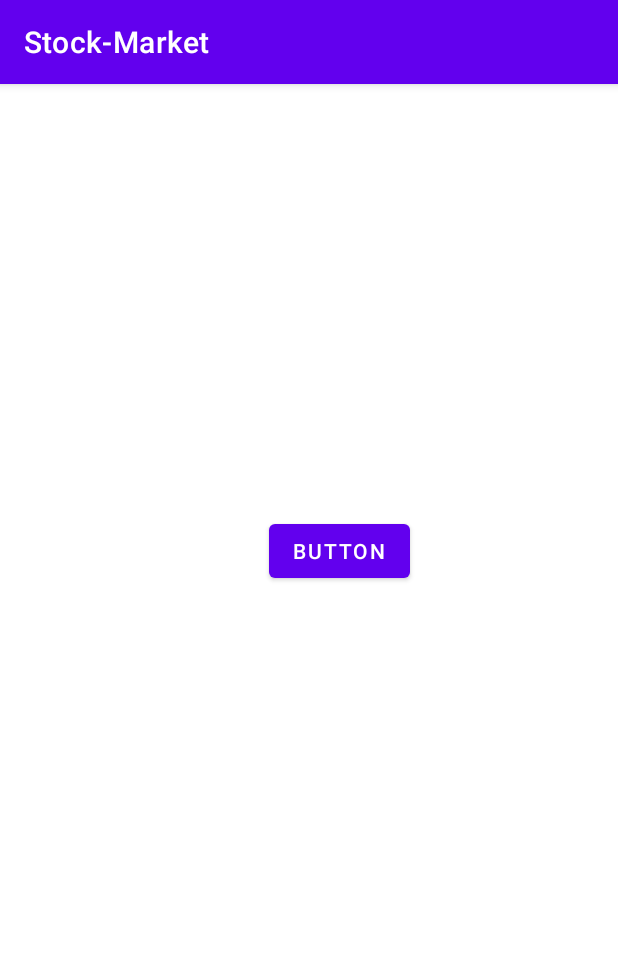
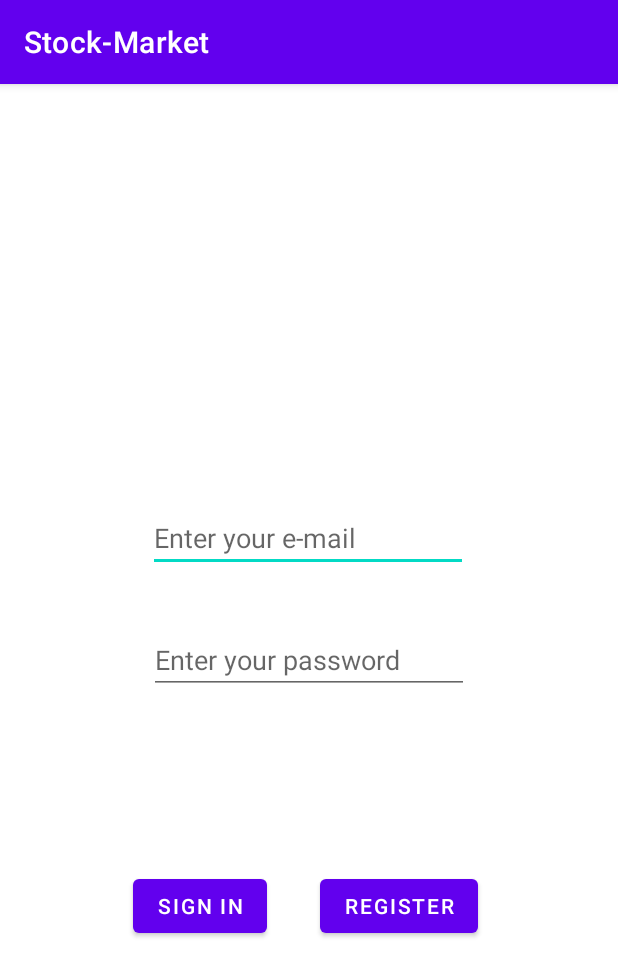
Before and after one commit to ozancanguz/Stock-Market, an Android app: the screen it shows after launch (MainActivity before the commit, LoginActivity after it), on a phone screen of 412 x 824 dp. Shown: the top 976 px of the screen. Run offline under Robolectric (Android 15) with nearby library versions, the phone set to English and light mode, and no system bars.

Commit message:
-bottom navigation created -login activity designed

```diff
--- a/app/src/main/AndroidManifest.xml
+++ b/app/src/main/AndroidManifest.xml
@@ -1,7 +1,7 @@
 <?xml version="1.0" encoding="utf-8"?>
 <manifest xmlns:android="http://schemas.android.com/apk/res/android"
     package="com.ozancanguz.stock_market">
-
+<uses-permission android:name="android.permission.INTERNET"></uses-permission>
     <application
         android:allowBackup="true"
         android:icon="@mipmap/ic_launcher"
@@ -11,6 +11,9 @@
         android:theme="@style/Theme.StockMarket">
         <activity
             android:name=".MainActivity"
+            android:exported="true" />
+        <activity
+            android:name=".ui.login.LoginActivity"
             android:exported="true">
             <intent-filter>
                 <action android:name="android.intent.action.MAIN" />
--- a/app/src/main/java/com/ozancanguz/stock_market/ui/fragments/crypto/CryptoFragment.kt
+++ b/app/src/main/java/com/ozancanguz/stock_market/ui/fragments/crypto/CryptoFragment.kt
@@ -23,6 +23,7 @@ class CryptoFragment : Fragment() {
         _binding = FragmentCryptoBinding.inflate(inflater, container, false)
         val view = binding.root
 
+
         return view
     }
 
--- a/app/src/main/java/com/ozancanguz/stock_market/ui/fragments/login/LoginFragment.kt
+++ /dev/null
@@ -1,33 +0,0 @@
-package com.ozancanguz.stock_market.ui.fragments.login
-
-import android.os.Bundle
-import androidx.fragment.app.Fragment
-import android.view.LayoutInflater
-import android.view.View
-import android.view.ViewGroup
-import androidx.navigation.fragment.findNavController
-import com.ozancanguz.stock_market.R
-import com.ozancanguz.stock_market.databinding.FragmentLoginBinding
-
-
-class LoginFragment : Fragment() {
-    private var _binding: FragmentLoginBinding? = null
-
-    private val binding get() = _binding!!
-
-    override fun onCreateView(
-        inflater: LayoutInflater, container: ViewGroup?,
-        savedInstanceState: Bundle?
-    ): View? {
-        _binding = FragmentLoginBinding.inflate(inflater, container, false)
-        val view = binding.root
-
-           binding.button.setOnClickListener {
-               findNavController().navigate(R.id.action_loginFragment_to_goldFragment)
-           }
-
-        return view
-    }
-
-
-}
--- /dev/null
+++ b/app/src/main/java/com/ozancanguz/stock_market/ui/login/LoginActivity.kt
@@ -0,0 +1,25 @@
+package com.ozancanguz.stock_market.ui.login
+
+import android.content.Intent
+import androidx.appcompat.app.AppCompatActivity
+import android.os.Bundle
+import com.ozancanguz.stock_market.MainActivity
+import com.ozancanguz.stock_market.R
+import com.ozancanguz.stock_market.databinding.ActivityLoginBinding
+
+class LoginActivity : AppCompatActivity() {
+    private lateinit var binding: ActivityLoginBinding
+
+    override fun onCreate(savedInstanceState: Bundle?) {
+        super.onCreate(savedInstanceState)
+        binding = ActivityLoginBinding.inflate(layoutInflater)
+        val view = binding.root
+        setContentView(view)
+
+        binding.registerBtn.setOnClickListener {
+            val intent= Intent(this,MainActivity::class.java)
+            startActivity(intent)
+        }
+
+    }
+}
--- /dev/null
+++ b/app/src/main/res/layout/activity_login.xml
@@ -0,0 +1,70 @@
+<?xml version="1.0" encoding="utf-8"?>
+<androidx.constraintlayout.widget.ConstraintLayout xmlns:android="http://schemas.android.com/apk/res/android"
+    xmlns:app="http://schemas.android.com/apk/res-auto"
+    xmlns:tools="http://schemas.android.com/tools"
+    android:layout_width="match_parent"
+    android:layout_height="match_parent"
+    tools:context=".ui.login.LoginActivity">
+
+
+    <EditText
+        android:id="@+id/emailET"
+        android:layout_width="wrap_content"
+        android:layout_height="wrap_content"
+        android:ems="10"
+        android:inputType="textPersonName"
+        android:hint="Enter your e-mail"
+        app:layout_constraintBottom_toBottomOf="parent"
+        app:layout_constraintEnd_toEndOf="parent"
+        app:layout_constraintHorizontal_bias="0.497"
+        app:layout_constraintStart_toStartOf="parent"
+        app:layout_constraintTop_toTopOf="parent"
+        app:layout_constraintVertical_bias="0.387" />
+
+    <Button
+        android:id="@+id/sign_inBtn"
+        android:layout_width="wrap_content"
+        android:layout_height="wrap_content"
+        android:layout_marginBottom="196dp"
+        android:text="Sign In"
+        app:layout_constraintBottom_toBottomOf="parent"
+        app:layout_constraintEnd_toEndOf="parent"
+        app:layout_constraintHorizontal_bias="0.274"
+        app:layout_constraintStart_toStartOf="parent" />
+
+    <Button
+        android:id="@+id/registerBtn"
+        android:layout_width="wrap_content"
+        android:layout_height="wrap_content"
+        android:layout_marginBottom="196dp"
+        android:text="Register"
+        app:layout_constraintBottom_toBottomOf="parent"
+        app:layout_constraintEnd_toEndOf="parent"
+        app:layout_constraintHorizontal_bias="0.695"
+        app:layout_constraintStart_toStartOf="parent" />
+
+    <EditText
+        android:id="@+id/passwordET"
+        android:layout_width="wrap_content"
+        android:layout_height="wrap_content"
+        android:ems="10"
+        android:hint="Enter your password"
+        android:inputType="textPassword"
+        app:layout_constraintBottom_toBottomOf="parent"
+        app:layout_constraintEnd_toEndOf="parent"
+        app:layout_constraintStart_toStartOf="parent"
+        app:layout_constraintTop_toTopOf="parent" />
+
+    <ImageView
+        android:id="@+id/imageView7"
+        android:layout_width="182dp"
+        android:layout_height="163dp"
+
+        app:layout_constraintBottom_toBottomOf="parent"
+        app:layout_constraintEnd_toEndOf="parent"
+        app:layout_constraintHorizontal_bias="0.497"
+        app:layout_constraintStart_toStartOf="parent"
+        app:layout_constraintTop_toTopOf="parent"
+        app:layout_constraintVertical_bias="0.065" />
+
+</androidx.constraintlayout.widget.ConstraintLayout>
--- a/app/src/main/res/layout/activity_main.xml
+++ b/app/src/main/res/layout/activity_main.xml
@@ -6,19 +6,27 @@
     android:layout_height="match_parent"
     tools:context=".MainActivity">
 
-    <androidx.fragment.app.FragmentContainerView
-        android:id="@+id/fragmentContainerView"
+
+    <fragment
+        android:id="@+id/navHostFragment"
         android:name="androidx.navigation.fragment.NavHostFragment"
-        android:layout_width="0dp"
-        android:layout_height="0dp"
-        android:layout_marginStart="1dp"
-        android:layout_marginTop="1dp"
-        android:layout_marginEnd="1dp"
-        android:layout_marginBottom="1dp"
+        android:layout_width="405dp"
+        android:layout_height="662dp"
         app:defaultNavHost="true"
-        app:layout_constraintBottom_toBottomOf="parent"
+        app:layout_constraintBottom_toTopOf="@+id/bottomNavigationView"
         app:layout_constraintEnd_toEndOf="parent"
         app:layout_constraintStart_toStartOf="parent"
         app:layout_constraintTop_toTopOf="parent"
         app:navGraph="@navigation/nav" />
+
+    <com.google.android.material.bottomnavigation.BottomNavigationView
+        android:id="@+id/bottomNavigationView"
+        android:layout_width="402dp"
+        android:layout_height="65dp"
+        android:layout_marginBottom="4dp"
+        app:layout_constraintBottom_toBottomOf="parent"
+        app:layout_constraintEnd_toEndOf="parent"
+        app:layout_constraintHorizontal_bias="1.0"
+        app:layout_constraintStart_toStartOf="parent"
+        app:menu="@menu/bottom_nav_menu" />
 </androidx.constraintlayout.widget.ConstraintLayout>
--- a/app/src/main/res/layout/fragment_login.xml
+++ b/app/src/main/res/layout/fragment_login.xml
@@ -6,14 +6,4 @@
     android:layout_height="match_parent"
     tools:context=".ui.fragments.login.LoginFragment">
 
-
-    <Button
-        android:id="@+id/button"
-        android:layout_width="wrap_content"
-        android:layout_height="wrap_content"
-        android:layout_marginTop="286dp"
-        android:layout_marginEnd="137dp"
-        android:text="Button"
-        app:layout_constraintEnd_toEndOf="parent"
-        app:layout_constraintTop_toTopOf="parent" />
 </androidx.constraintlayout.widget.ConstraintLayout>
--- a/app/src/main/res/navigation/nav.xml
+++ b/app/src/main/res/navigation/nav.xml
@@ -3,35 +3,35 @@
     xmlns:app="http://schemas.android.com/apk/res-auto"
     xmlns:tools="http://schemas.android.com/tools"
     android:id="@+id/nav"
-    app:startDestination="@id/loginFragment">
+    app:startDestination="@id/goldFragment">
 
-    <fragment
-        android:id="@+id/loginFragment"
-        android:name="com.ozancanguz.stock_market.ui.fragments.login.LoginFragment"
-        android:label="fragment_login"
-        tools:layout="@layout/fragment_login" >
-        <action
-            android:id="@+id/action_loginFragment_to_goldFragment"
-            app:destination="@id/goldFragment" />
-    </fragment>
     <fragment
         android:id="@+id/goldFragment"
         android:name="com.ozancanguz.stock_market.ui.fragments.gold.GoldFragment"
-        android:label="fragment_gold"
-        tools:layout="@layout/fragment_gold" />
+        android:label="Gold"
+        tools:layout="@layout/fragment_gold" >
+        <action
+            android:id="@+id/action_goldFragment_to_cryptoFragment"
+            app:destination="@id/cryptoFragment" />
+    </fragment>
     <fragment
         android:id="@+id/stockFragment"
         android:name="com.ozancanguz.stock_market.ui.fragments.stock.StockFragment"
-        android:label="fragment_stock"
+        android:label="Stock"
         tools:layout="@layout/fragment_stock" />
     <fragment
         android:id="@+id/parityFragment"
         android:name="com.ozancanguz.stock_market.ui.fragments.parity.ParityFragment"
-        android:label="fragment_parity"
+        android:label="Parity"
         tools:layout="@layout/fragment_parity" />
     <fragment
         android:id="@+id/wareFragment"
         android:name="com.ozancanguz.stock_market.ui.fragments.ware.WareFragment"
-        android:label="fragment_ware"
+        android:label="Ware"
         tools:layout="@layout/fragment_ware" />
+    <fragment
+        android:id="@+id/cryptoFragment"
+        android:name="com.ozancanguz.stock_market.ui.fragments.crypto.CryptoFragment"
+        android:label="Crypto"
+        tools:layout="@layout/fragment_crypto" />
 </navigation>
```
Also changed, not shown: app/src/main/java/com/ozancanguz/stock_market/MainActivity.kt (+29 -0 lines), app/src/main/res/menu/bottom_nav_menu.xml (added, +30 -0 lines), app/src/main/res/drawable-v24/crypto.png (added), app/src/main/res/drawable-v24/gold.png (added), app/src/main/res/drawable-v24/parity.png (added), app/src/main/res/drawable-v24/stock.png (added), app/src/main/res/drawable-v24/ware.png (added), app/src/main/res/drawable-v24/ware2.png (added).
